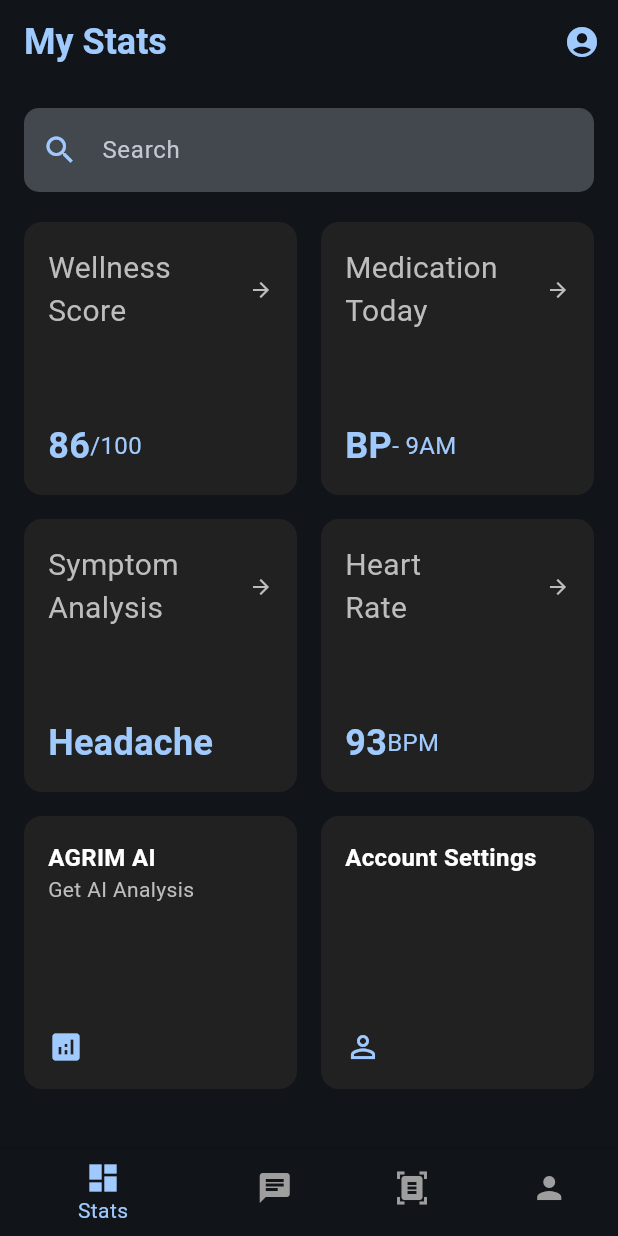
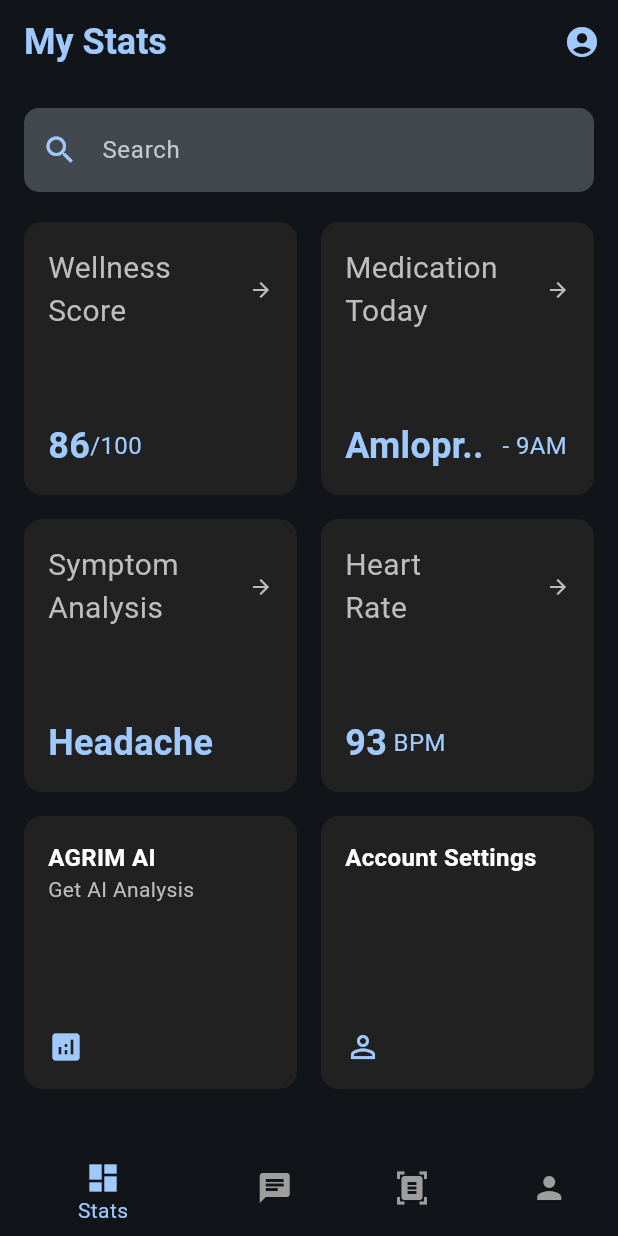
Before and after one commit to Akioin11/Agrim-Health, a Flutter app: the screen it shows after launch, on a phone screen of 412 x 824 dp. Run offline on Flutter 3.47's test engine with Material 3 defaults, Android fonts, the phone set to English and light mode, and no system bars.

Commit message:
Update main.dart

```diff
--- a/lib/main.dart
+++ b/lib/main.dart
@@ -137,7 +137,7 @@ class MyStatsPage extends StatelessWidget {
                   ),
                   StatCard(
                     title: 'Medication\nToday',
-                    value: 'BP',
+                    value: 'Amlopr..  ',
                     suffix: '- 9AM',
                     showArrow: true,
                     color: colorScheme.primary,
@@ -151,7 +151,7 @@ class MyStatsPage extends StatelessWidget {
                   StatCard(
                     title: 'Heart\nRate',
                     value: '93',
-                    suffix: 'BPM',
+                    suffix: ' BPM',
                     showArrow: true,
                     color: colorScheme.primary,
                   ),
@@ -624,7 +624,7 @@ class ProfilePage extends StatelessWidget {
                   ),
                   const SizedBox(height: 8),
                   Text(
-                    'Hi, I\'m Akshat Sharma, a student at VIT Bhopal, currently managing my health while balancing academics. I have been diagnosed with Type 2 Diabetes and an irregular heart pattern, which means I have to be mindful of my lifestyle and health choices.',
+                    'Akshat Sharma, a student at VIT Bhopal, currently managing my health while balancing academics. I have been diagnosed with Type 2 Diabetes and an irregular heart pattern, which means I have to be mindful of my lifestyle and health choices.',
                     style: TextStyle(
                       color: colorScheme.onSurfaceVariant,
                       height: 1.5,
```
